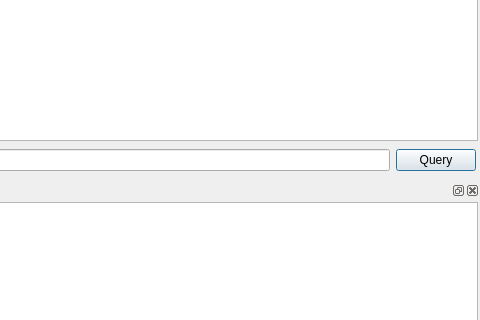
First picture: the form in filemapper.ui, repository djwong/filemapper, before the edit; both pictures show x 549 to 1029 and y 311 to 631 of the 1029 by 729 pixel window.
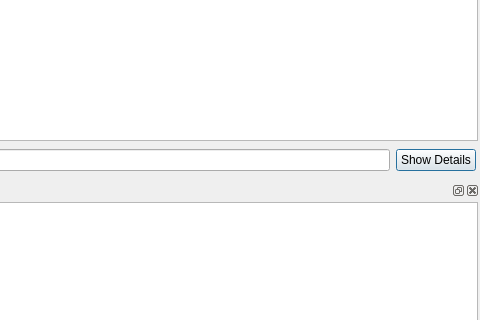
Second picture: the form after the edit.

Commit message: Wrangle the GUI to the point that we can do the same queries as the CLI.

What changed in the file:
```diff
--- a/filemapper.ui
+++ b/filemapper.ui
@@ -99,7 +99,10 @@
        <item>
         <widget class="QPushButton" name="query_btn">
          <property name="text">
-          <string>Query</string>
+          <string>Show Details</string>
+         </property>
+         <property name="shortcut">
+          <string>Alt+S</string>
          </property>
          <property name="default">
           <bool>true</bool>
```
Left out of the diff: 14 changed lines with no effect on the pictures. The commit also changes 3 other files.
